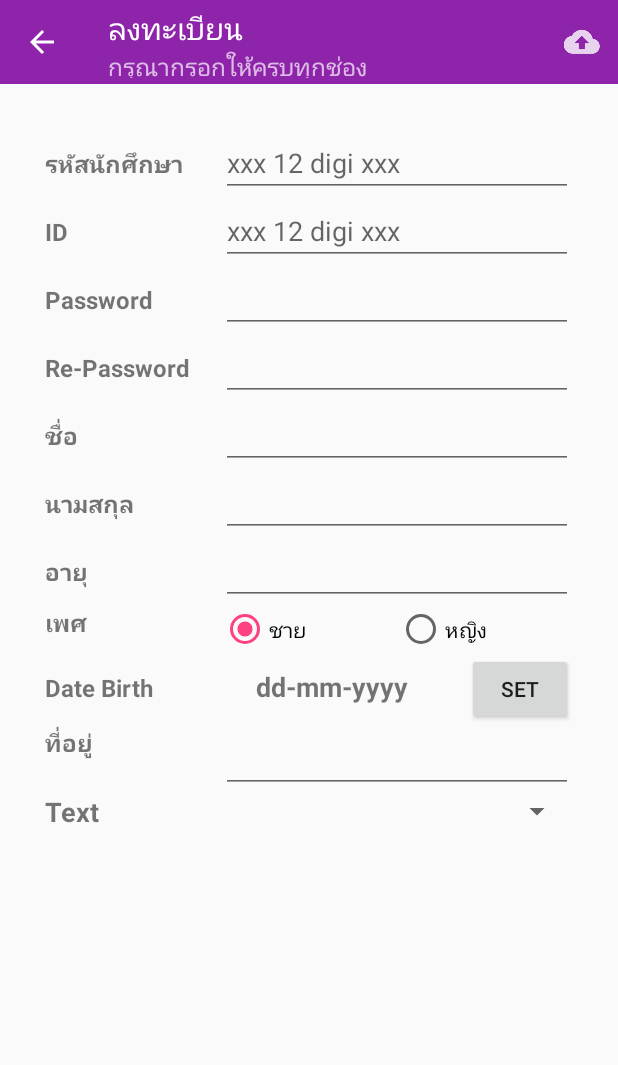
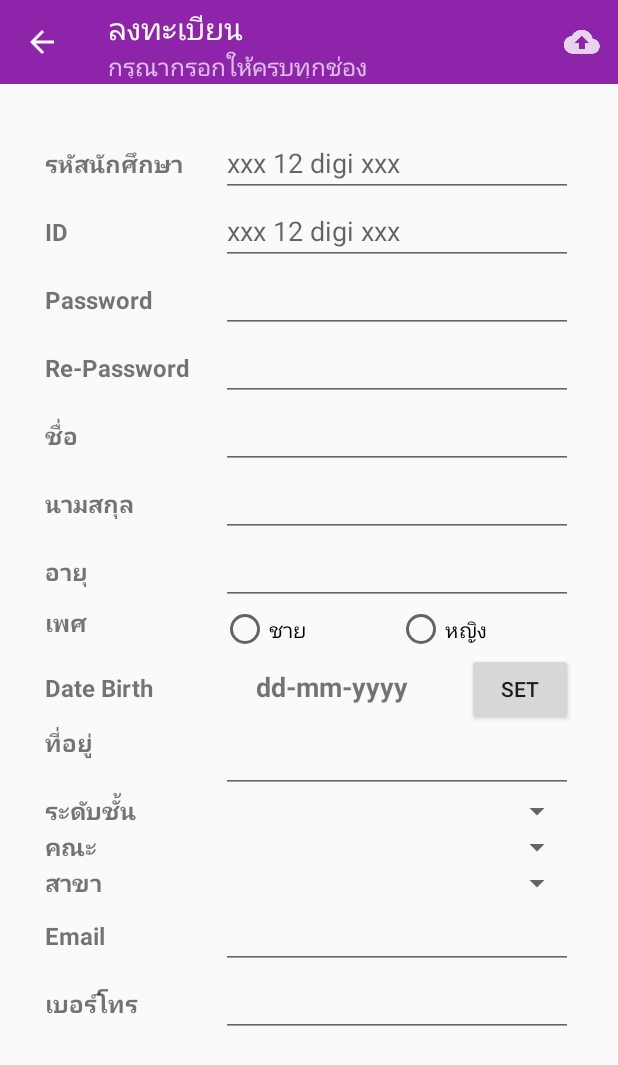
Before and after one commit to Natida2640/ExtSBC, an Android app: the screen it shows after launch (MainActivity), after a tap on "New Register", on a phone screen of 412 x 824 dp. Shown: the top 1065 px of the screen. Run offline under Robolectric (Android 15) with nearby library versions, the phone set to English and light mode, and no system bars.

Commit message:
Update Register

```diff
--- a/app/src/main/res/layout/fragment_register.xml
+++ b/app/src/main/res/layout/fragment_register.xml
@@ -246,7 +246,6 @@
                         android:orientation="horizontal">
 
                         <RadioButton
-                            android:checked="true"
                             android:layout_width="0dp"
                             android:layout_height="wrap_content"
                             android:layout_weight="1"
@@ -344,8 +343,8 @@
                         android:layout_width="0dp"
                         android:layout_height="wrap_content"
                         android:layout_weight="1"
-                        android:text="Text"
-                        android:textSize="18sp"
+                        android:text="@string/cl"
+                        android:textSize="@dimen/h3"
                         android:textStyle="bold" />
 
 
@@ -355,6 +354,108 @@
                         android:layout_width="0dp"
                         android:layout_height="wrap_content"
                         android:layout_weight="2" />
+
+
+                </LinearLayout><LinearLayout
+                    android:layout_width="match_parent"
+                    android:layout_height="wrap_content"
+                    android:orientation="horizontal">
+
+
+                    <!--Title-->
+                    <TextView
+                        android:layout_width="0dp"
+                        android:layout_height="wrap_content"
+                        android:layout_weight="1"
+                        android:text="@string/faculty"
+                        android:textSize="@dimen/h3"
+                        android:textStyle="bold" />
+
+
+                    <!--TextField-->
+                    <Spinner
+
+                        android:layout_width="0dp"
+                        android:layout_height="wrap_content"
+                        android:layout_weight="2" />
+
+
+                </LinearLayout>
+                <LinearLayout
+                    android:layout_width="match_parent"
+                    android:layout_height="wrap_content"
+                    android:orientation="horizontal">
+
+
+                    <!--Title-->
+                    <TextView
+                        android:layout_width="0dp"
+                        android:layout_height="wrap_content"
+                        android:layout_weight="1"
+                        android:text="@string/branch"
+                        android:textSize="@dimen/h3"
+                        android:textStyle="bold" />
+
+
+                    <!--TextField-->
+                    <Spinner
+
+                        android:layout_width="0dp"
+                        android:layout_height="wrap_content"
+                        android:layout_weight="2" />
+
+
+                </LinearLayout>
+
+                <LinearLayout
+                    android:layout_width="match_parent"
+                    android:layout_height="wrap_content"
+                    android:orientation="horizontal">
+
+
+                    <!--Title-->
+                    <TextView
+                        android:layout_width="0dp"
+                        android:layout_height="wrap_content"
+                        android:layout_weight="1"
+                        android:text="Email"
+                        android:textSize="@dimen/h3"
+                        android:textStyle="bold" />
+
+
+                    <!--TextField-->
+                    <EditText
+                        android:inputType="number"
+                        android:layout_width="0dp"
+                        android:layout_height="wrap_content"
+                        android:layout_weight="2"
+                        />
+
+
+                </LinearLayout>
+                <LinearLayout
+                    android:layout_width="match_parent"
+                    android:layout_height="wrap_content"
+                    android:orientation="horizontal">
+
+
+                    <!--Title-->
+                    <TextView
+                        android:layout_width="0dp"
+                        android:layout_height="wrap_content"
+                        android:layout_weight="1"
+                        android:text="@string/tel"
+                        android:textSize="@dimen/h3"
+                        android:textStyle="bold" />
+
+
+                    <!--TextField-->
+                    <EditText
+                        android:inputType="number"
+                        android:layout_width="0dp"
+                        android:layout_height="wrap_content"
+                        android:layout_weight="2"
+                        />
 
 
                 </LinearLayout>
--- a/app/src/main/res/values/strings.xml
+++ b/app/src/main/res/values/strings.xml
@@ -13,6 +13,11 @@
     <string name="male">ชาย</string>
     <string name="female">หญิง</string>
     <string name="address">ที่อยู่</string>
+    <string name="cl">ระดับชั้น</string>
+    <string name="faculty">คณะ</string>
+    <string name="branch">สาขา</string>
+    <string name="tel">เบอร์โทร</string>
+
 
     <string name="register">ลงทะเบียน</string>
     <string name="message_have_space">กรุณากรอกให้ครบทุกช่อง</string>
```
Also changed, not shown: 1 other file.
